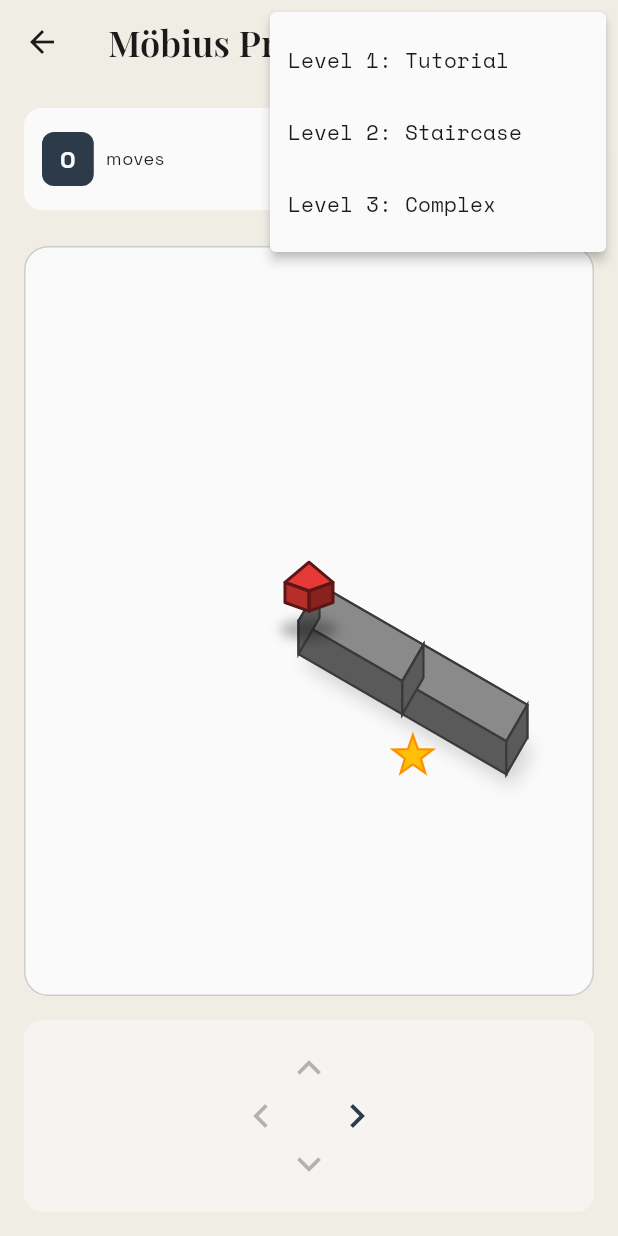
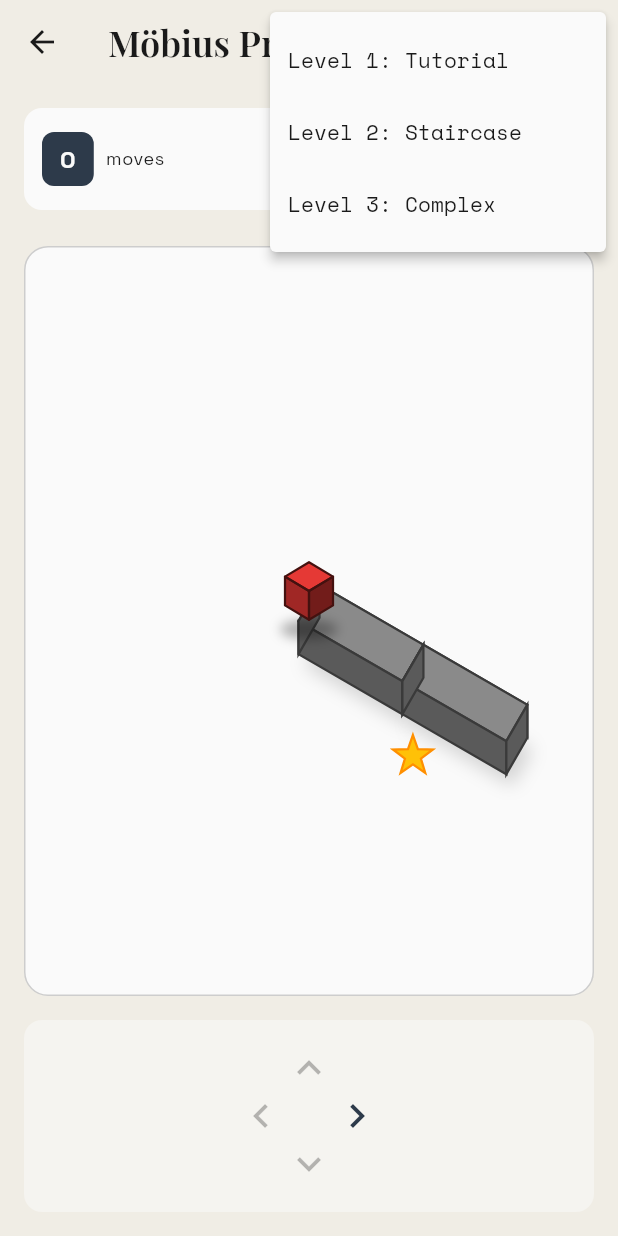
Before and after one commit to Dohbelisk/the-dailies, a Flutter app: the MobiusTestScreen screen opened directly, after a tap on the "layers" icon, on a phone screen of 412 x 824 dp. Run offline on Flutter 3.47's test engine with Material 3 defaults, Android fonts, the phone set to English and light mode, and no system bars; our stand-ins replace audioplayers, confetti, device_info_plus, firebase_analytics, firebase_auth, firebase_core and 12 more; accounts and stored records are empty; project files that could hold a hidden picture were left out.

Commit message:
Fix Möbius player cube to be proper isometric shape
The cube was rendering as a house/prism with sides converging
to a point. Fixed by:
- Using proper isometric geometry with parallel faces
- Left/right faces are now parallelograms going straight down
- Bottom corners align directly below top corners

Co-Authored-By: Claude Opus 4.5 <noreply@anthropic.com>

```diff
--- a/flutter_app/lib/widgets/mobius_grid.dart
+++ b/flutter_app/lib/widgets/mobius_grid.dart
@@ -596,53 +596,54 @@ class _MobiusPainter extends CustomPainter {
   void _drawIsometricCube(Canvas canvas, Offset center, double size, Color color) {
     // Isometric cube dimensions
     final halfWidth = size * 0.5;
-    final height = size * 0.6;
+    final quarterHeight = size * 0.3; // Isometric vertical unit
+    final cubeHeight = size * 0.6; // Total height of cube sides
 
-    // Top diamond
-    final top = Offset(center.dx, center.dy - height);
-    final right = Offset(center.dx + halfWidth, center.dy - height * 0.3);
-    final bottom = Offset(center.dx, center.dy);
-    final left = Offset(center.dx - halfWidth, center.dy - height * 0.3);
+    // Top face corners (diamond shape)
+    final topBack = Offset(center.dx, center.dy - quarterHeight * 2);
+    final topRight = Offset(center.dx + halfWidth, center.dy - quarterHeight);
+    final topFront = Offset(center.dx, center.dy);
+    final topLeft = Offset(center.dx - halfWidth, center.dy - quarterHeight);
 
-    // Bottom points (for side faces)
-    final bottomRight = Offset(center.dx + halfWidth, center.dy + height * 0.4);
-    final bottomLeft = Offset(center.dx - halfWidth, center.dy + height * 0.4);
-    final bottomCenter = Offset(center.dx, center.dy + height * 0.7);
+    // Bottom corners (directly below top corners, offset by cube height)
+    final bottomRight = Offset(topRight.dx, topRight.dy + cubeHeight);
+    final bottomFront = Offset(topFront.dx, topFront.dy + cubeHeight);
+    final bottomLeft = Offset(topLeft.dx, topLeft.dy + cubeHeight);
 
     // Draw faces back to front
 
     // Left face (medium brightness)
     final leftPath = Path()
-      ..moveTo(left.dx, left.dy)
-      ..lineTo(bottom.dx, bottom.dy)
-      ..lineTo(bottomCenter.dx, bottomCenter.dy)
+      ..moveTo(topLeft.dx, topLeft.dy)
+      ..lineTo(topFront.dx, topFront.dy)
+      ..lineTo(bottomFront.dx, bottomFront.dy)
       ..lineTo(bottomLeft.dx, bottomLeft.dy)
       ..close();
-    canvas.drawPath(leftPath, Paint()..color = _adjustBrightness(color, 0.8));
+    canvas.drawPath(leftPath, Paint()..color = _adjustBrightness(color, 0.7));
 
     // Right face (darkest)
     final rightPath = Path()
-      ..moveTo(right.dx, right.dy)
-      ..lineTo(bottom.dx, bottom.dy)
-      ..lineTo(bottomCenter.dx, bottomCenter.dy)
+      ..moveTo(topRight.dx, topRight.dy)
+      ..lineTo(topFront.dx, topFront.dy)
+      ..lineTo(bottomFront.dx, bottomFront.dy)
       ..lineTo(bottomRight.dx, bottomRight.dy)
       ..close();
-    canvas.drawPath(rightPath, Paint()..color = _adjustBrightness(color, 0.6));
+    canvas.drawPath(rightPath, Paint()..color = _adjustBrightness(color, 0.5));
 
     // Top face (brightest)
     final topPath = Path()
-      ..moveTo(top.dx, top.dy)
-      ..lineTo(right.dx, right.dy)
-      ..lineTo(bottom.dx, bottom.dy)
-      ..lineTo(left.dx, left.dy)
+      ..moveTo(topBack.dx, topBack.dy)
+      ..lineTo(topRight.dx, topRight.dy)
+      ..lineTo(topFront.dx, topFront.dy)
+      ..lineTo(topLeft.dx, topLeft.dy)
       ..close();
     canvas.drawPath(topPath, Paint()..color = _adjustBrightness(color, 1.0));
 
-    // Draw edges
+    // Draw edges for definition
     final edgePaint = Paint()
-      ..color = _adjustBrightness(color, 0.4)
+      ..color = _adjustBrightness(color, 0.3)
       ..style = PaintingStyle.stroke
-      ..strokeWidth = 2.0
+      ..strokeWidth = 1.5
       ..strokeJoin = StrokeJoin.round;
 
     canvas.drawPath(topPath, edgePaint);
```
